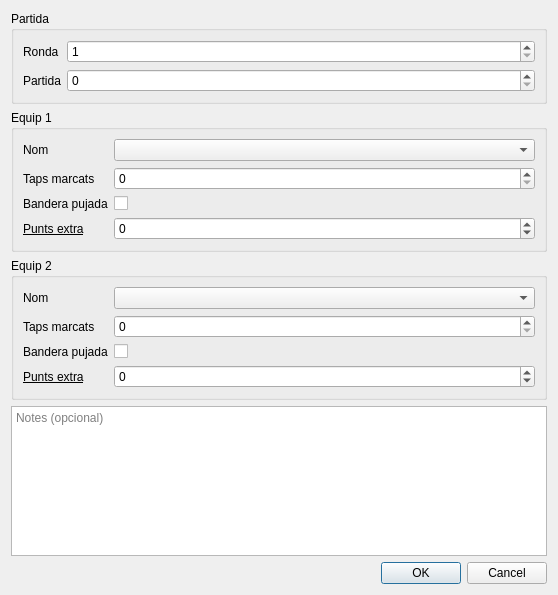
This is partidadialog.ui in vicgua/robocat as Qt 5 draws it before an edit. The edited form follows.
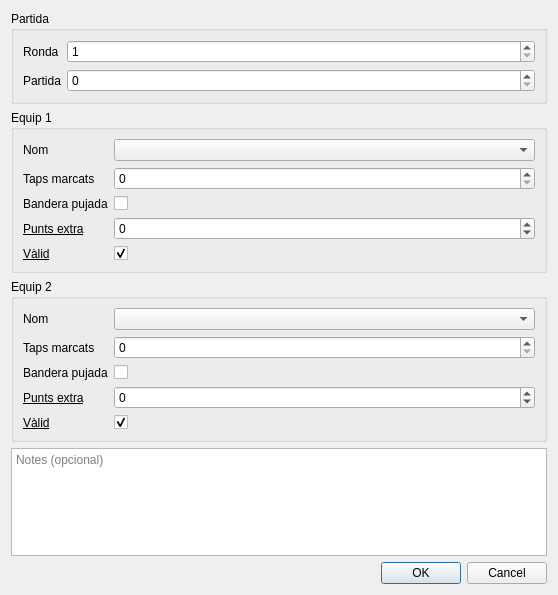
This is the edited form.

The edit to the form file:
```diff
--- a/partidadialog.ui
+++ b/partidadialog.ui
@@ -122,6 +122,31 @@
         </property>
        </widget>
       </item>
+      <item row="4" column="0">
+       <widget class="QLabel" name="valid1Label">
+        <property name="font">
+         <font>
+          <underline>true</underline>
+         </font>
+        </property>
+        <property name="toolTip">
+         <string>Si no es marca, la partida es considerarà invàlida (0 punts i derrota automàtica)</string>
+        </property>
+        <property name="text">
+         <string>Vàlid</string>
+        </property>
+       </widget>
+      </item>
+      <item row="4" column="1">
+       <widget class="QCheckBox" name="valid1">
+        <property name="text">
+         <string/>
+        </property>
+        <property name="checked">
+         <bool>true</bool>
+        </property>
+       </widget>
+      </item>
      </layout>
     </widget>
    </item>
@@ -197,6 +222,31 @@
         </property>
        </widget>
       </item>
+      <item row="4" column="0">
+       <widget class="QLabel" name="valid2Label">
+        <property name="font">
+         <font>
+          <underline>true</underline>
+         </font>
+        </property>
+        <property name="toolTip">
+         <string>Si no es marca, la partida es considerarà invàlida (0 punts i derrota automàtica)</string>
+        </property>
+        <property name="text">
+         <string>Vàlid</string>
+        </property>
+       </widget>
+      </item>
+      <item row="4" column="1">
+       <widget class="QCheckBox" name="valid2">
+        <property name="text">
+         <string/>
+        </property>
+        <property name="checked">
+         <bool>true</bool>
+        </property>
+       </widget>
+      </item>
      </layout>
     </widget>
    </item>
```
Left out of the diff: 4 changed lines with no effect on the pictures.
